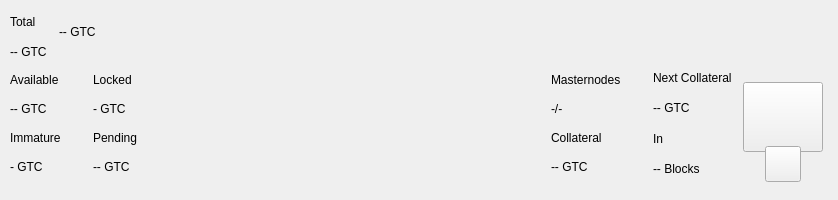
Before: the Qt Designer form src/qt/pivx/forms/topbar.ui in masternodesbiz/GTC, drawn with Qt 5.
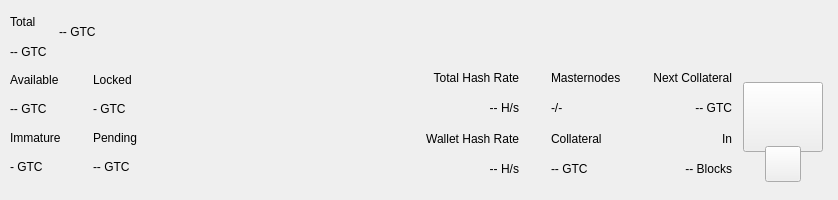
After: the same form once the commit is applied. Custom widgets are drawn as their Qt base class.

Diff of the .ui file:
```diff
--- a/src/qt/pivx/forms/topbar.ui
+++ b/src/qt/pivx/forms/topbar.ui
@@ -542,7 +542,93 @@
             <number>9</number>
            </property>
            <item>
-            <layout class="QVBoxLayout" name="verticalLayout_5">
+            <widget class="QWidget" name="widgetStaking" native="true">
+             <layout class="QVBoxLayout" name="verticalLayout_12">
+              <property name="leftMargin">
+               <number>32</number>
+              </property>
+              <property name="topMargin">
+               <number>0</number>
+              </property>
+              <property name="rightMargin">
+               <number>0</number>
+              </property>
+              <property name="bottomMargin">
+               <number>0</number>
+              </property>
+              <item>
+               <widget class="QLabel" name="labelNetworkHashRateTitle">
+                <property name="text">
+                 <string>Total Hash Rate</string>
+                </property>
+                <property name="textFormat">
+                 <enum>Qt::AutoText</enum>
+                </property>
+                <property name="alignment">
+                 <set>Qt::AlignRight|Qt::AlignTrailing|Qt::AlignVCenter</set>
+                </property>
+               </widget>
+              </item>
+              <item>
+               <widget class="QLabel" name="labelNetworkHashRateValue">
+                <property name="layoutDirection">
+                 <enum>Qt::LeftToRight</enum>
+                </property>
+                <property name="text">
+                 <string>-- H/s</string>
+                </property>
+                <property name="textFormat">
+                 <enum>Qt::AutoText</enum>
+                </property>
+                <property name="alignment">
+                 <set>Qt::AlignRight|Qt::AlignTrailing|Qt::AlignVCenter</set>
+                </property>
+               </widget>
+              </item>
+              <item>
+               <widget class="QLabel" name="labelWalletHashRateTitle">
+                <property name="text">
+                 <string>Wallet Hash Rate</string>
+                </property>
+                <property name="textFormat">
+                 <enum>Qt::AutoText</enum>
+                </property>
+                <property name="alignment">
+                 <set>Qt::AlignRight|Qt::AlignTrailing|Qt::AlignVCenter</set>
+                </property>
+               </widget>
+              </item>
+              <item>
+               <widget class="PrivateQLabel" name="labelWalletHashRateValue">
+                <property name="text">
+                 <string notr="true">-- H/s</string>
+                </property>
+                <property name="textFormat">
+                 <enum>Qt::AutoText</enum>
+                </property>
+                <property name="alignment">
+                 <set>Qt::AlignRight|Qt::AlignTrailing|Qt::AlignVCenter</set>
+                </property>
+               </widget>
+              </item>
+             </layout>
+            </widget>
+           </item>
+           <item>
+            <widget class="QWidget" name="widgetMasternodes" native="true">
+             <layout class="QVBoxLayout">
+              <property name="leftMargin">
+               <number>32</number>
+              </property>
+              <property name="topMargin">
+               <number>0</number>
+              </property>
+              <property name="rightMargin">
+               <number>0</number>
+              </property>
+              <property name="bottomMargin">
+               <number>0</number>
+              </property>
              <item>
               <widget class="QLabel" name="labelMasternodesTitle">
                <property name="text">
@@ -551,27 +637,28 @@
               </widget>
              </item>
              <item>
-              <widget class="QLabel" name="labelMasternodeCount">
+               <widget class="PrivateQLabel" name="labelMasternodeCount">
                <property name="text">
                 <string>-/-</string>
                </property>
               </widget>
              </item>
              <item>
-              <widget class="QLabel" name="labelTitle8">
+               <widget class="QLabel" name="labelCollateralTitle">
                <property name="text">
                 <string>Collateral</string>
                </property>
               </widget>
              </item>
              <item>
-              <widget class="QLabel" name="labelCollateralPiv">
+               <widget class="QLabel" name="labelCollateralValue">
                <property name="text">
                 <string notr="true">-- GTC</string>
                </property>
               </widget>
              </item>
             </layout>
+            </widget>
            </item>
            <item>
             <widget class="QWidget" name="widgetNextCollateral" native="true">
@@ -593,6 +680,12 @@
                 <property name="text">
                  <string>Next Collateral</string>
                 </property>
+                <property name="textFormat">
+                 <enum>Qt::AutoText</enum>
+                </property>
+                <property name="alignment">
+                 <set>Qt::AlignRight|Qt::AlignTrailing|Qt::AlignVCenter</set>
+                </property>
                </widget>
               </item>
               <item>
@@ -600,13 +693,25 @@
                 <property name="text">
                  <string>-- GTC</string>
                 </property>
+                <property name="textFormat">
+                 <enum>Qt::AutoText</enum>
+                </property>
+                <property name="alignment">
+                 <set>Qt::AlignRight|Qt::AlignTrailing|Qt::AlignVCenter</set>
+                </property>
                </widget>
               </item>
               <item>
-               <widget class="QLabel" name="labelTitle9">
+               <widget class="QLabel" name="labelRemainingBlocks">
                 <property name="text">
                  <string>In</string>
                 </property>
+                <property name="textFormat">
+                 <enum>Qt::AutoText</enum>
+                </property>
+                <property name="alignment">
+                 <set>Qt::AlignRight|Qt::AlignTrailing|Qt::AlignVCenter</set>
+                </property>
                </widget>
               </item>
               <item>
@@ -614,6 +719,12 @@
                 <property name="text">
                  <string notr="true">-- Blocks</string>
                 </property>
+                <property name="textFormat">
+                 <enum>Qt::AutoText</enum>
+                </property>
+                <property name="alignment">
+                 <set>Qt::AlignRight|Qt::AlignTrailing|Qt::AlignVCenter</set>
+                </property>
                </widget>
               </item>
              </layout>
@@ -747,6 +858,12 @@
    <header>qt/pivx/pfborderimage.h</header>
    <container>1</container>
   </customwidget>
+  <customwidget>
+   <class>PrivateQLabel</class>
+   <extends>QLabel</extends>
+   <header>qt/pivx/privatelabel.h</header>
+   <container>0</container>
+  </customwidget>
  </customwidgets>
  <resources/>
  <connections/>
```
Left out of the diff: 28 changed lines with no effect on the pictures. Lines whose indentation alone changed are shown as unchanged.
